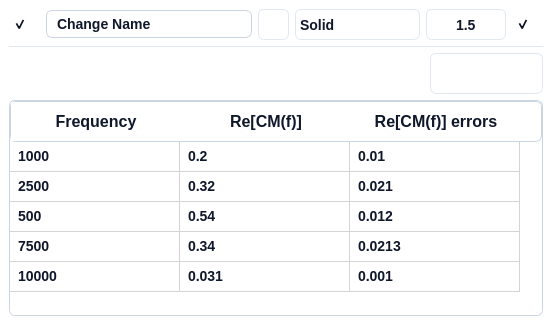
Qt form ui/scatter_widget.ui (IoanTivig/OpenDEP_View) before a commit.
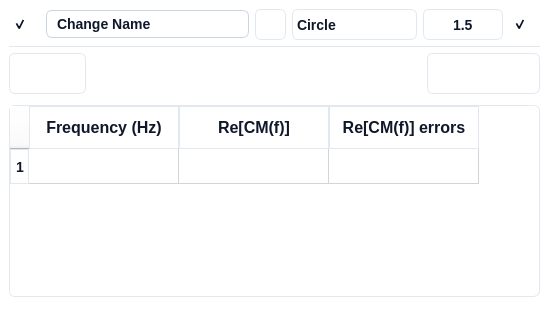
The same form after that commit. Icons and pictures are not drawn.

What changed in the file:
```diff
--- a/ui/scatter_widget.ui
+++ b/ui/scatter_widget.ui
@@ -6,8 +6,8 @@
    <rect>
     <x>0</x>
     <y>0</y>
-    <width>552</width>
-    <height>325</height>
+    <width>549</width>
+    <height>312</height>
    </rect>
   </property>
   <property name="windowTitle">
@@ -50,7 +50,7 @@
      <property name="frameShadow">
       <enum>QFrame::Raised</enum>
      </property>
-     <layout class="QVBoxLayout" name="verticalLayout_2" stretch="0,0,1">
+     <layout class="QVBoxLayout" name="verticalLayout_2" stretch="0,1">
       <item>
        <widget class="QFrame" name="pyqt5_frame_curve_details">
         <property name="layoutDirection">
@@ -89,7 +89,7 @@
           <number>0</number>
          </property>
          <item>
-          <widget class="QCheckBox" name="pyqt5_checkbox_curves_visible">
+          <widget class="QCheckBox" name="pyqt5_checkbox_scatter_visible">
            <property name="sizePolicy">
             <sizepolicy hsizetype="Expanding" vsizetype="Expanding">
              <horstretch>0</horstretch>
@@ -160,7 +160,7 @@
           </widget>
          </item>
          <item>
-          <widget class="QLineEdit" name="pyqt5_entry_curve_name">
+          <widget class="QLineEdit" name="pyqt5_entry_scatter_name">
            <property name="enabled">
             <bool>true</bool>
            </property>
@@ -203,7 +203,7 @@
           </widget>
          </item>
          <item>
-          <widget class="QPushButton" name="pyqt5_button_pick_curve_color">
+          <widget class="QPushButton" name="pyqt5_button_pick_scatter_color">
            <property name="enabled">
             <bool>true</bool>
            </property>
@@ -258,7 +258,7 @@
           </widget>
          </item>
          <item>
-          <widget class="QComboBox" name="pyqt5_combo_curve_line_style">
+          <widget class="QComboBox" name="pyqt5_combo_scatter_point_style">
            <property name="minimumSize">
             <size>
              <width>125</width>
@@ -315,38 +315,32 @@
            </property>
            <item>
             <property name="text">
-             <string>Solid</string>
+             <string>Circle</string>
             </property>
-            <property name="icon">
-             <iconset resource="resources/graphical_resources.qrc">
-              <normaloff>:/ui/qt/resources/dropdown/solid_line_icon.png</normaloff>:/ui/qt/resources/dropdown/solid_line_icon.png</iconset>
+           </item>
+           <item>
+            <property name="text">
+             <string>Square</string>
             </property>
            </item>
            <item>
             <property name="text">
-             <string>Dot</string>
+             <string>Triangle</string>
             </property>
-            <property name="icon">
-             <iconset resource="resources/graphical_resources.qrc">
-              <normaloff>:/ui/qt/resources/dropdown/dot_line_icon.png</normaloff>:/ui/qt/resources/dropdown/dot_line_icon.png</iconset>
-            </property>
            </item>
            <item>
             <property name="text">
-             <string>Dash</string>
+             <string>Plus</string>
             </property>
-            <property name="icon">
-             <iconset resource="resources/graphical_resources.qrc">
-              <normaloff>:/ui/qt/resources/dropdown/dashed_line_icon.png</normaloff>:/ui/qt/resources/dropdown/dashed_line_icon.png</iconset>
-            </property>
            </item>
            <item>
             <property name="text">
-             <string>Dash-dot</string>
+             <string>X-marker</string>
             </property>
-            <property name="icon">
-             <iconset resource="resources/graphical_resources.qrc">
-              <normaloff>:/ui/qt/resources/dropdown/dotdash_line_icon.png</normaloff>:/ui/qt/resources/dropdown/dotdash_line_icon.png</iconset>
+           </item>
+           <item>
+            <property name="text">
+             <string>Star</string>
             </property>
            </item>
           </widget>
@@ -561,6 +555,199 @@
          </item>
          <item>
           <layout class="QHBoxLayout" name="horizontalLayout_7">
+           <item>
+            <widget class="QFrame" name="pyqt5_frame_menubar_models_3">
+             <property name="minimumSize">
+              <size>
+               <width>77</width>
+               <height>41</height>
+              </size>
+             </property>
+             <property name="maximumSize">
+              <size>
+               <width>9999</width>
+               <height>41</height>
+              </size>
+             </property>
+             <property name="acceptDrops">
+              <bool>true</bool>
+             </property>
+             <property name="layoutDirection">
+              <enum>Qt::LeftToRight</enum>
+             </property>
+             <property name="autoFillBackground">
+              <bool>false</bool>
+             </property>
+             <property name="styleSheet">
+              <string notr="true">box-sizing: border-box;
+display: flex;
+flex-direction: column;
+align-items: flex-start;
+gap: 25px;
+background: #FFFFFF;
+border: 1px solid #E2E8F0; /* slate/200 */
+border-radius: 6px;</string>
+             </property>
+             <property name="frameShape">
+              <enum>QFrame::StyledPanel</enum>
+             </property>
+             <property name="frameShadow">
+              <enum>QFrame::Raised</enum>
+             </property>
+             <layout class="QHBoxLayout" name="horizontalLayout_31">
+              <property name="spacing">
+               <number>6</number>
+              </property>
+              <property name="leftMargin">
+               <number>3</number>
+              </property>
+              <property name="topMargin">
+               <number>0</number>
+              </property>
+              <property name="rightMargin">
+               <number>3</number>
+              </property>
+              <property name="bottomMargin">
+               <number>0</number>
+              </property>
+              <item>
+               <widget class="QPushButton" name="pyqt5_button_add_scatter_point">
+                <property name="enabled">
+                 <bool>true</bool>
+                </property>
+                <property name="minimumSize">
+                 <size>
+                  <width>31</width>
+                  <height>31</height>
+                 </size>
+                </property>
+                <property name="maximumSize">
+                 <size>
+                  <width>31</width>
+                  <height>31</height>
+                 </size>
+                </property>
+                <property name="font">
+                 <font>
+                  <family>Segoe UI</family>
+                  <pointsize>-1</pointsize>
+                  <weight>62</weight>
+                  <italic>false</italic>
+                  <bold>true</bold>
+                 </font>
+                </property>
+                <property name="toolTip">
+                 <string>&lt;html&gt;&lt;head/&gt;&lt;body&gt;&lt;p&gt;Simulate experimental data&lt;/p&gt;&lt;/body&gt;&lt;/html&gt;</string>
+                </property>
+                <property name="whatsThis">
+                 <string>&lt;html&gt;&lt;head/&gt;&lt;body&gt;&lt;p&gt;Simulate experimental data&lt;/p&gt;&lt;/body&gt;&lt;/html&gt;</string>
+                </property>
+                <property name="styleSheet">
+                 <string notr="true">
+/* Default State */
+QPushButton {
+    border: none;
+	background: transparent;  /* Ghost button with no background */
+    color: #0F172A;  /* Text color */
+    border-radius: 6px;  /* Rounded corners */
+    font-family: 'Segoe UI', sans-serif;  /* Font family */
+    font-style: normal;  /* Font style */
+    font-weight: 500;  /* Font weight */
+    font-size: 14px;  /* Font size */
+    line-height: 24px;  /* Line height */
+	padding: 4px;
+	image: url(:/ui/qt/resources/buttons/add_icon.png);
+}
+
+/* Hover State */
+QPushButton:hover {
+	background: #F1F5F9;  /* slate/100 */
+    color: #0F172A;  /* Text color */
+	image: url(:/ui/qt/resources/buttons/add_icon.png);
+}
+
+/* Pressed State */
+QPushButton:pressed {
+    background: #DEE8F2;
+    color: #0F172A;  /* Text color */
+	image: url(:/ui/qt/resources/buttons/add_icon.png);
+}</string>
+                </property>
+                <property name="text">
+                 <string/>
+                </property>
+               </widget>
+              </item>
+              <item>
+               <widget class="QPushButton" name="pyqt5_button_remove_scatter_point">
+                <property name="enabled">
+                 <bool>true</bool>
+                </property>
+                <property name="minimumSize">
+                 <size>
+                  <width>31</width>
+                  <height>31</height>
+                 </size>
+                </property>
+                <property name="maximumSize">
+                 <size>
+                  <width>31</width>
+                  <height>31</height>
+                 </size>
+                </property>
+                <property name="font">
+                 <font>
+                  <family>Segoe UI</family>
+                  <pointsize>-1</pointsize>
+                  <weight>62</weight>
+                  <italic>false</italic>
+                  <bold>true</bold>
+                 </font>
+                </property>
+                <property name="toolTip">
+                 <string>&lt;html&gt;&lt;head/&gt;&lt;body&gt;&lt;p&gt;Duplicate curve&lt;/p&gt;&lt;/body&gt;&lt;/html&gt;</string>
+                </property>
+                <property name="whatsThis">
+                 <string>&lt;html&gt;&lt;head/&gt;&lt;body&gt;&lt;p&gt;Duplicate curve&lt;/p&gt;&lt;/body&gt;&lt;/html&gt;</string>
+                </property>
+                <property name="styleSheet">
+                 <string notr="true">/* Default State */
+QPushButton {
+    border: none;
+	background: transparent;  /* Ghost button with no background */
+    color: #0F172A;  /* Text color */
+    border-radius: 6px;  /* Rounded corners */
+    font-family: 'Segoe UI', sans-serif;  /* Font family */
+    font-style: normal;  /* Font style */
+    font-weight: 500;  /* Font weight */
+    font-size: 14px;  /* Font size */
+    line-height: 24px;  /* Line height */
+	padding: 4px;
+	image: url(:/ui/qt/resources/buttons/substract_icon.png);
+}
+
+/* Hover State */
+QPushButton:hover {
+	background: #F1F5F9;  /* slate/100 */
+    color: #0F172A;  /* Text color */
+	image: url(:/ui/qt/resources/buttons/substract_icon.png);
+}
+
+/* Pressed State */
+QPushButton:pressed {
+    background: #DEE8F2;
+    color: #0F172A;  /* Text color */
+	image: url(:/ui/qt/resources/buttons/substract_icon.png);
+}</string>
+                </property>
+                <property name="text">
+                 <string/>
+                </property>
+               </widget>
+              </item>
+             </layout>
+            </widget>
+           </item>
            <item>
             <spacer name="horizontalSpacer">
              <property name="orientation">
@@ -630,7 +817,7 @@
                <number>0</number>
               </property>
               <item>
-               <widget class="QPushButton" name="pyqt5_button_duplicate_curve">
+               <widget class="QPushButton" name="pyqt5_button_duplicate_scatter">
                 <property name="enabled">
                  <bool>true</bool>
                 </property>
@@ -698,7 +885,7 @@
                </widget>
               </item>
               <item>
-               <widget class="QPushButton" name="pyqt5_button_save_curve">
+               <widget class="QPushButton" name="pyqt5_button_save_scatter">
                 <property name="enabled">
                  <bool>true</bool>
                 </property>
@@ -766,7 +953,7 @@
                </widget>
               </item>
               <item>
-               <widget class="QPushButton" name="pyqt5_button_delete_curve">
+               <widget class="QPushButton" name="pyqt5_button_delete_scatter">
                 <property name="enabled">
                  <bool>true</bool>
                 </property>
@@ -838,33 +1025,9 @@
            </item>
           </layout>
          </item>
-        </layout>
-       </widget>
-      </item>
       <item>
-       <widget class="QFrame" name="verticalFrame">
-        <property name="styleSheet">
-         <string notr="true">	background: #FFFFFF;  /* Default background */
-    border: 1px solid #CBD5E1;  /* Default border */
-    border-radius: 6px;  /* Rounded corners */
-    color: #0F172A;  /* Text color */
-    font-family: 'Segoe UI', sans-serif;  /* Font family */
-    font-style: normal;  /* Font style */
-    font-weight: 500;  /* Font weight */
-    font-size: 14px;  /* Font size */
-    line-height: 24px;  /* Line height */
- /* Adding icon to the beginning */</string>
-        </property>
-        <property name="lineWidth">
-         <number>0</number>
-        </property>
-        <layout class="QVBoxLayout" name="verticalLayout_6">
-         <property name="spacing">
-          <number>0</number>
-         </property>
-         <property name="sizeConstraint">
-          <enum>QLayout::SetDefaultConstraint</enum>
-         </property>
+          <widget class="QFrame" name="pyqt5_frame_input_group">
+           <layout class="QGridLayout" name="pyqt5_group_singleshell">
          <property name="leftMargin">
           <number>0</number>
          </property>
@@ -877,11 +1040,17 @@
          <property name="bottomMargin">
           <number>0</number>
          </property>
-         <item>
-          <widget class="QTableWidget" name="tableWidget">
+            <item row="0" column="0">
+             <widget class="QTableWidget" name="pyqt5_tablewidget_exp_spectra">
+              <property name="sizePolicy">
+               <sizepolicy hsizetype="Expanding" vsizetype="Fixed">
+                <horstretch>0</horstretch>
+                <verstretch>0</verstretch>
+               </sizepolicy>
+              </property>
            <property name="minimumSize">
             <size>
-             <width>490</width>
+                <width>100</width>
              <height>0</height>
             </size>
            </property>
@@ -897,10 +1066,11 @@
            <property name="styleSheet">
             <string notr="true">QTableWidget {
  	background: #FFFFFF;  /* Default background */
-    border: None;  /* Default border */
+    border: 1px solid #E2E8F0;;  /* Default border */
     border-radius: 6px;  /* Rounded corners */
     color: #0F172A;  /* Text color */
-    font-family: 'Segoe UI', sans-serif;  /* Font family */
+    text-align: left;
+	font-family: 'Segoe UI', sans-serif;  /* Font family */
     font-style: normal;  /* Font style */
     font-weight: 500;  /* Font weight */
     font-size: 14px;  /* Font size */
@@ -910,8 +1080,9 @@
 
 QHeaderView::section {
 	background: #FFFFFF;  /* Default background */
-    border: None;  /* Default border */
+    border: 1px solid #E2E8F0;  /* Default border */
     color: #0F172A;  /* Text color */
+	text-align: left;
 	font-family: 'Segoe UI', sans-serif;  /* Font family */
     font-style: normal;  /* Font style */
     font-weight: 500;  /* Font weight */
@@ -921,11 +1092,17 @@
 }
 
 QHeaderView::section:horizontal {
-    border: None;
+    border: 1px solid #E2E8F0;
 }
 
 QHeaderView::section:vertical {
-    border-: None;
+    border: 1px solid #E2E8F0;
+	font-family: 'Segoe UI', sans-serif;  /* Font family */
+    font-style: normal;  /* Font style */
+    font-weight: 500;  /* Font weight */
+    font-size: 14px;  /* Font size */
+    line-height: 24px;  /* Line height */
+	padding-left: 5px;
 }
 
 QTableWidget::item {
@@ -949,7 +1126,10 @@
             <enum>Qt::ScrollBarAlwaysOff</enum>
            </property>
            <property name="sizeAdjustPolicy">
-            <enum>QAbstractScrollArea::AdjustToContents</enum>
+               <enum>QAbstractScrollArea::AdjustIgnored</enum>
+              </property>
+              <property name="autoScroll">
+               <bool>false</bool>
            </property>
            <property name="showGrid">
             <bool>true</bool>
@@ -963,14 +1143,20 @@
            <property name="cornerButtonEnabled">
             <bool>false</bool>
            </property>
+              <property name="rowCount">
+               <number>1</number>
+              </property>
            <attribute name="horizontalHeaderVisible">
             <bool>true</bool>
            </attribute>
            <attribute name="horizontalHeaderCascadingSectionResizes">
             <bool>false</bool>
            </attribute>
+              <attribute name="horizontalHeaderMinimumSectionSize">
+               <number>15</number>
+              </attribute>
            <attribute name="horizontalHeaderDefaultSectionSize">
-            <number>170</number>
+               <number>150</number>
            </attribute>
            <attribute name="horizontalHeaderHighlightSections">
             <bool>true</bool>
@@ -979,39 +1165,25 @@
             <bool>false</bool>
            </attribute>
            <attribute name="verticalHeaderVisible">
-            <bool>false</bool>
+               <bool>true</bool>
            </attribute>
            <attribute name="verticalHeaderCascadingSectionResizes">
             <bool>false</bool>
            </attribute>
-           <row>
-            <property name="text">
-             <string>New Row</string>
-            </property>
-           </row>
+              <attribute name="verticalHeaderDefaultSectionSize">
+               <number>35</number>
+              </attribute>
+              <attribute name="verticalHeaderHighlightSections">
+               <bool>false</bool>
+              </attribute>
            <row>
             <property name="text">
              <string>1</string>
             </property>
            </row>
-           <row>
-            <property name="text">
-             <string>2</string>
-            </property>
-           </row>
-           <row>
-            <property name="text">
-             <string>3</string>
-            </property>
-           </row>
-           <row>
-            <property name="text">
-             <string>5</string>
-            </property>
-           </row>
            <column>
             <property name="text">
-             <string>Frequency</string>
+                <string>Frequency (Hz)</string>
             </property>
            </column>
            <column>
@@ -1024,81 +1196,9 @@
              <string>Re[CM(f)] errors</string>
             </property>
            </column>
-           <item row="0" column="0">
-            <property name="text">
-             <string>1000</string>
-            </property>
-           </item>
-           <item row="0" column="1">
-            <property name="text">
-             <string>0.2</string>
-            </property>
-           </item>
-           <item row="0" column="2">
-            <property name="text">
-             <string>0.01</string>
-            </property>
-           </item>
-           <item row="1" column="0">
-            <property name="text">
-             <string>2500</string>
-            </property>
-           </item>
-           <item row="1" column="1">
-            <property name="text">
-             <string>0.32</string>
-            </property>
-           </item>
-           <item row="1" column="2">
-            <property name="text">
-             <string>0.021</string>
-            </property>
-           </item>
-           <item row="2" column="0">
-            <property name="text">
-             <string>500</string>
-            </property>
-           </item>
-           <item row="2" column="1">
-            <property name="text">
-             <string>0.54</string>
-            </property>
-           </item>
-           <item row="2" column="2">
-            <property name="text">
-             <string>0.012</string>
-            </property>
-           </item>
-           <item row="3" column="0">
-            <property name="text">
-             <string>7500</string>
-            </property>
-           </item>
-           <item row="3" column="1">
-            <property name="text">
-             <string>0.34</string>
-            </property>
-           </item>
-           <item row="3" column="2">
-            <property name="text">
-             <string>0.0213</string>
-            </property>
-           </item>
-           <item row="4" column="0">
-            <property name="text">
-             <string>10000</string>
-            </property>
-           </item>
-           <item row="4" column="1">
-            <property name="text">
-             <string>0.031</string>
-            </property>
-           </item>
-           <item row="4" column="2">
-            <property name="text">
-             <string>0.001</string>
-            </property>
-           </item>
+             </widget>
+            </item>
+           </layout>
           </widget>
          </item>
         </layout>
```
Lines whose indentation alone changed are shown as unchanged.
